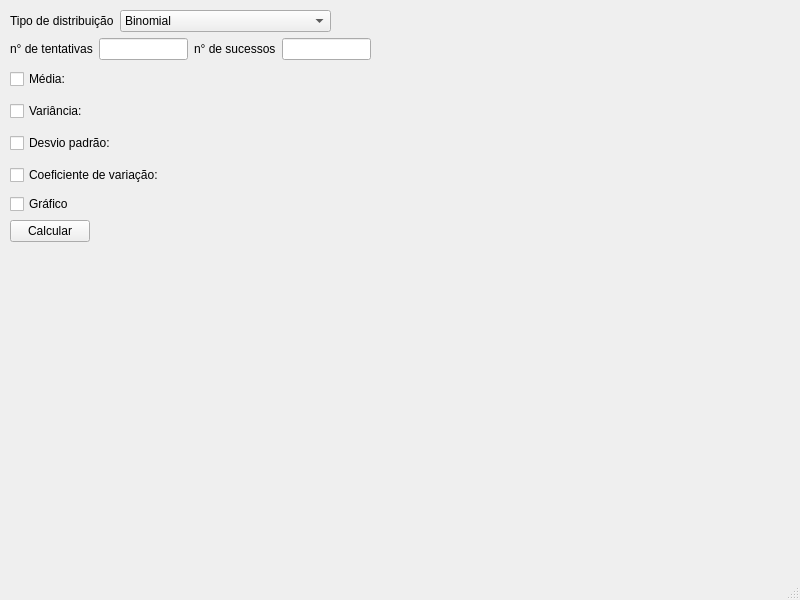
This is mainwindow.ui in felipeadulis/Vadlator as Qt 5 draws it before an edit. The edited form follows.
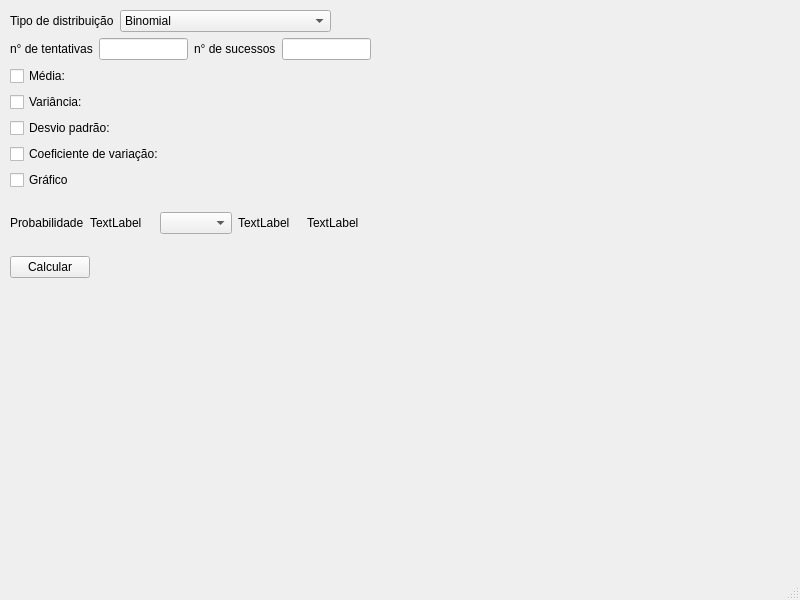
This is the edited form.

Patch:
```diff
--- a/mainwindow.ui
+++ b/mainwindow.ui
@@ -20,7 +20,7 @@
       <x>10</x>
       <y>10</y>
       <width>361</width>
-      <height>232</height>
+      <height>268</height>
      </rect>
     </property>
     <layout class="QVBoxLayout" name="verticalLayout_2">
@@ -208,6 +208,45 @@
        </item>
       </layout>
      </item>
+     <item>
+      <layout class="QVBoxLayout" name="verticalLayout_5">
+       <item>
+        <layout class="QHBoxLayout" name="horizontalLayout_5">
+         <item>
+          <widget class="QLabel" name="label_4">
+           <property name="text">
+            <string>Probabilidade</string>
+           </property>
+          </widget>
+         </item>
+         <item>
+          <widget class="QLabel" name="label_5">
+           <property name="text">
+            <string>TextLabel</string>
+           </property>
+          </widget>
+         </item>
+         <item>
+          <widget class="QComboBox" name="comboBox_2"/>
+         </item>
+         <item>
+          <widget class="QLabel" name="label_6">
+           <property name="text">
+            <string>TextLabel</string>
+           </property>
+          </widget>
+         </item>
+         <item>
+          <widget class="QLabel" name="label_7">
+           <property name="text">
+            <string>TextLabel</string>
+           </property>
+          </widget>
+         </item>
+        </layout>
+       </item>
+      </layout>
+     </item>
      <item>
       <layout class="QHBoxLayout" name="horizontalLayout_4">
        <item>
```
